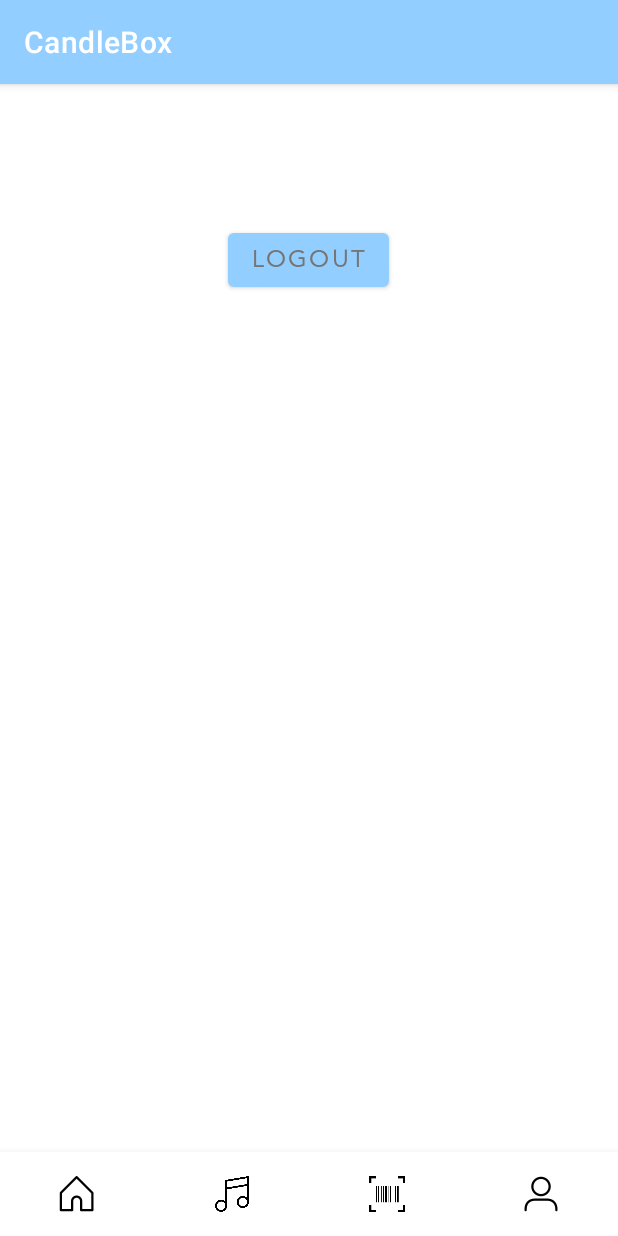
After one commit to alishadnaidu/CandleBox, an Android app: the LogoutActivity screen opened directly, with no data from a screen before it, on a phone screen of 412 x 824 dp. The commit adds this screen. Run offline under Robolectric (Android 15) with nearby library versions, the phone set to English and light mode, and no system bars; libraries missing offline, so code that uses them is left out: com.parse; 1 statement that could not run was skipped.

Commit message:
Logout page instead of button, styling + colors

```diff
--- /dev/null
+++ b/app/src/main/java/com/example/candlebox/CandleStuff/Login/LogoutActivity.java
@@ -0,0 +1,72 @@
+package com.example.candlebox.CandleStuff.Login;
+
+import android.content.Intent;
+import android.os.Bundle;
+import android.os.PersistableBundle;
+import android.view.MenuItem;
+import android.view.View;
+import android.widget.Button;
+import android.widget.TextView;
+
+import androidx.annotation.NonNull;
+import androidx.annotation.Nullable;
+import androidx.appcompat.app.AppCompatActivity;
+
+import com.example.candlebox.CandleStuff.BarcodeScanner.BarcodeScannerActivity;
+import com.example.candlebox.CandleStuff.EmissionStats.AddActivity;
+import com.example.candlebox.CandleStuff.EmissionStats.MainActivity;
+import com.example.candlebox.R;
+import com.example.candlebox.SpotifyStuff.SpotifyWebActivity;
+import com.google.android.material.bottomnavigation.BottomNavigationView;
+import com.parse.ParseUser;
+
+public class LogoutActivity extends AppCompatActivity {
+    @Override
+    public void onCreate(@Nullable Bundle savedInstanceState) {
+        super.onCreate(savedInstanceState);
+        setContentView(R.layout.activity_logout);
+
+        TextView tvProfileName = findViewById(R.id.tvProfileName);
+        tvProfileName.setText(ParseUser.getCurrentUser().getUsername());
+
+        Button logoutButton = findViewById(R.id.logoutBtn);
+        BottomNavigationView bottomNavigationView = findViewById(R.id.bottom_navigation);
+        bottomNavigationView.setItemIconTintList(null);
+        bottomNavigationView.setSelectedItemId(R.id.invisible);
+        bottomNavigationView.setOnNavigationItemSelectedListener(new BottomNavigationView.OnNavigationItemSelectedListener() {
+            @Override
+            public boolean onNavigationItemSelected(@NonNull MenuItem item) {
+                switch (item.getItemId()) {
+                    case R.id.action_home:
+                        Intent homeIntent = new Intent(LogoutActivity.this, MainActivity.class);
+                        startActivity(homeIntent);
+                        return true;
+                    case R.id.action_scan:
+                        Intent addIntent = new Intent(LogoutActivity.this, BarcodeScannerActivity.class);
+                        startActivity(addIntent);
+                        return true;
+                    case R.id.action_spotify:
+                        Intent spotifyIntent = new Intent(LogoutActivity.this, SpotifyWebActivity.class);
+                        startActivity(spotifyIntent);
+                        return true;
+                    default: return true;
+                }
+            }
+        });
+
+        logoutButton.setOnClickListener(new View.OnClickListener() {
+            @Override
+            public void onClick(View v) {
+                ParseUser.logOut();
+                // this will be null bc there is no current user
+                ParseUser currentUser = ParseUser.getCurrentUser();
+                Intent logoutIntent = new Intent(LogoutActivity.this, LoginActivity.class);
+                startActivity(logoutIntent);
+                finish();
+            }
+        });
+
+    }
+
+
+}
--- /dev/null
+++ b/app/src/main/res/layout/activity_logout.xml
@@ -0,0 +1,41 @@
+<?xml version="1.0" encoding="utf-8"?>
+<RelativeLayout xmlns:android="http://schemas.android.com/apk/res/android"
+    xmlns:app="http://schemas.android.com/apk/res-auto"
+    xmlns:tools="http://schemas.android.com/tools"
+    android:layout_width="match_parent"
+    android:layout_height="match_parent">
+
+    <TextView
+        android:id="@+id/tvProfileName"
+        android:layout_width="wrap_content"
+        android:layout_height="wrap_content"
+        android:layout_alignParentTop="true"
+        android:layout_centerHorizontal="true"
+        android:layout_marginTop="20dp"
+        android:fontFamily="@font/avenir"
+        android:textAppearance="@style/TextAppearance.AppCompat.Display1"
+        app:layout_constraintEnd_toEndOf="parent"
+        app:layout_constraintStart_toStartOf="parent"
+        tools:layout_editor_absoluteY="55dp"
+        tools:text="Alisha" />
+
+    <Button
+        android:id="@+id/logoutBtn"
+        android:layout_width="wrap_content"
+        android:layout_height="wrap_content"
+        android:layout_below="@+id/tvProfileName"
+        android:layout_centerHorizontal="true"
+        android:layout_marginTop="20dp"
+        android:fontFamily="@font/avenir"
+        android:foreground="?android:attr/selectableItemBackground"
+        android:text="Logout"
+        android:textSize="16sp" />
+
+    <com.google.android.material.bottomnavigation.BottomNavigationView
+        android:id="@+id/bottom_navigation"
+        android:layout_width="match_parent"
+        android:layout_height="wrap_content"
+        android:layout_alignParentBottom="true"
+        app:menu="@menu/menu_bottom_navigation" />
+
+</RelativeLayout>
--- a/app/src/main/res/layout/activity_main.xml
+++ b/app/src/main/res/layout/activity_main.xml
@@ -9,7 +9,9 @@
             android:id="@+id/sliding_tabs"
             android:layout_width="match_parent"
             android:layout_height="wrap_content"
-            app:tabMode="fixed" />
+            app:tabMode="fixed"
+            app:tabSelectedTextColor="@color/base_blue"
+            app:tabIndicatorColor="@color/base_blue" />
 
         <androidx.viewpager.widget.ViewPager
             android:id="@+id/viewpager"
--- a/app/src/main/res/menu/menu_main.xml
+++ b/app/src/main/res/menu/menu_main.xml
@@ -4,7 +4,7 @@
 
     <item
         android:id="@+id/add"
-        android:icon="@drawable/circle_add"
+        android:icon="@drawable/circleaddwhite"
         android:title=""
         app:showAsAction="always" />
 </menu>
--- a/app/src/main/res/values/colors.xml
+++ b/app/src/main/res/values/colors.xml
@@ -8,5 +8,6 @@
     <color name="black">#FF000000</color>
     <color name="white">#FFFFFFFF</color>
     <color name="confetti_blue">#2ACDFF</color>
+    <color name="base_blue">#92CEFF</color>
 
 </resources>
--- a/app/src/main/res/values/themes.xml
+++ b/app/src/main/res/values/themes.xml
@@ -2,9 +2,9 @@
     <!-- Base application theme. -->
     <style name="Theme.CandleBox" parent="Theme.MaterialComponents.DayNight.DarkActionBar">
         <!-- Primary brand color. -->
-        <item name="colorPrimary">@color/purple_500</item>
-        <item name="colorPrimaryVariant">@color/purple_700</item>
-        <item name="colorOnPrimary">@color/white</item>
+        <item name="colorPrimary">@color/base_blue</item>
+        <item name="colorPrimaryVariant">#4F8FC3</item>
+        <item name="colorOnPrimary">#757575</item>
         <!-- Secondary brand color. -->
         <item name="colorSecondary">@color/teal_200</item>
         <item name="colorSecondaryVariant">@color/teal_700</item>
@@ -13,6 +13,7 @@
         <item name="android:statusBarColor" tools:targetApi="l">?attr/colorPrimaryVariant</item>
         <!-- Customize your theme here. -->
     </style>
+
 
     <style name="Theme.CandleBox.NoActionBar">
         <item name="windowActionBar">false</item>
```
Also changed, not shown: app/src/main/AndroidManifest.xml (+8 -0 lines), app/src/main/java/com/example/candlebox/CandleStuff/BarcodeScanner/BarcodeScannerActivity.java (+2 -5 lines), app/src/main/java/com/example/candlebox/CandleStuff/EmissionStats/AddActivity.java (+2 -5 lines), app/src/main/java/com/example/candlebox/CandleStuff/EmissionStats/MainActivity.java (+4 -7 lines), app/src/main/java/com/example/candlebox/CandleStuff/RecentlyScannedDisplay/RecentlyScannedActivity.java (+2 -5 lines), app/src/main/java/com/example/candlebox/CandleStuff/UploadingNewCandle/ThanksActivity.java (+2 -5 lines), app/src/main/java/com/example/candlebox/CandleStuff/UploadingNewCandle/UploadCandle.java (+2 -5 lines), app/src/main/java/com/example/candlebox/SpotifyStuff/SongRecActivity.java (+2 -8 lines), app/src/main/java/com/example/candlebox/SpotifyStuff/SpotifyMainActivity.java (+2 -5 lines), app/src/main/res/layout/activity_final_song_rec.xml (+16 -0 lines), app/src/main/res/drawable-xxhdpi/circleaddgray.png (added), app/src/main/res/drawable-xxhdpi/circleaddwhite.png (added).
